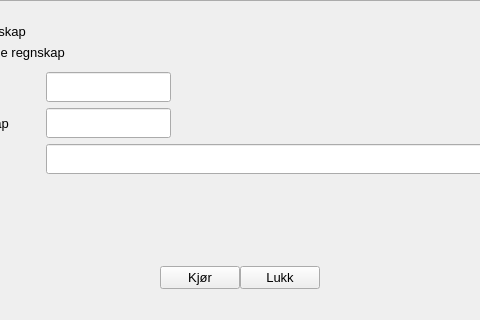
Qt form src/user_interface/main_window.ui (stianke/regnskapsprogram) before a commit; both pictures show x 158 to 638 and y 92 to 412 of the 785 by 412 pixel window.
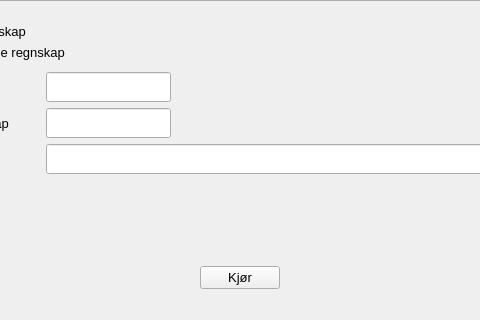
The same form after that commit. Icons and pictures are not drawn.

Commit message: v1.5: Add support for new transaction format. Remove 'Lukk' button

Patch:
```diff
--- a/src/user_interface/main_window.ui
+++ b/src/user_interface/main_window.ui
@@ -562,12 +562,21 @@
         </item>
         <item>
          <widget class="QPushButton" name="pushButton_run">
+          <property name="enabled">
+           <bool>true</bool>
+          </property>
           <property name="sizePolicy">
            <sizepolicy hsizetype="Fixed" vsizetype="Fixed">
             <horstretch>0</horstretch>
             <verstretch>0</verstretch>
            </sizepolicy>
           </property>
+          <property name="minimumSize">
+           <size>
+            <width>0</width>
+            <height>0</height>
+           </size>
+          </property>
           <property name="font">
            <font>
             <pointsize>10</pointsize>
@@ -576,23 +585,11 @@
           <property name="text">
            <string>Kjør</string>
           </property>
-         </widget>
-        </item>
-        <item alignment="Qt::AlignRight">
-         <widget class="QPushButton" name="pushButton_cancel">
-          <property name="sizePolicy">
-           <sizepolicy hsizetype="Fixed" vsizetype="Fixed">
-            <horstretch>0</horstretch>
-            <verstretch>0</verstretch>
-           </sizepolicy>
-          </property>
-          <property name="font">
-           <font>
-            <pointsize>10</pointsize>
-           </font>
-          </property>
-          <property name="text">
-           <string>Lukk</string>
+          <property name="iconSize">
+           <size>
+            <width>20</width>
+            <height>20</height>
+           </size>
           </property>
          </widget>
         </item>
```
The commit also changes 2 other files.
